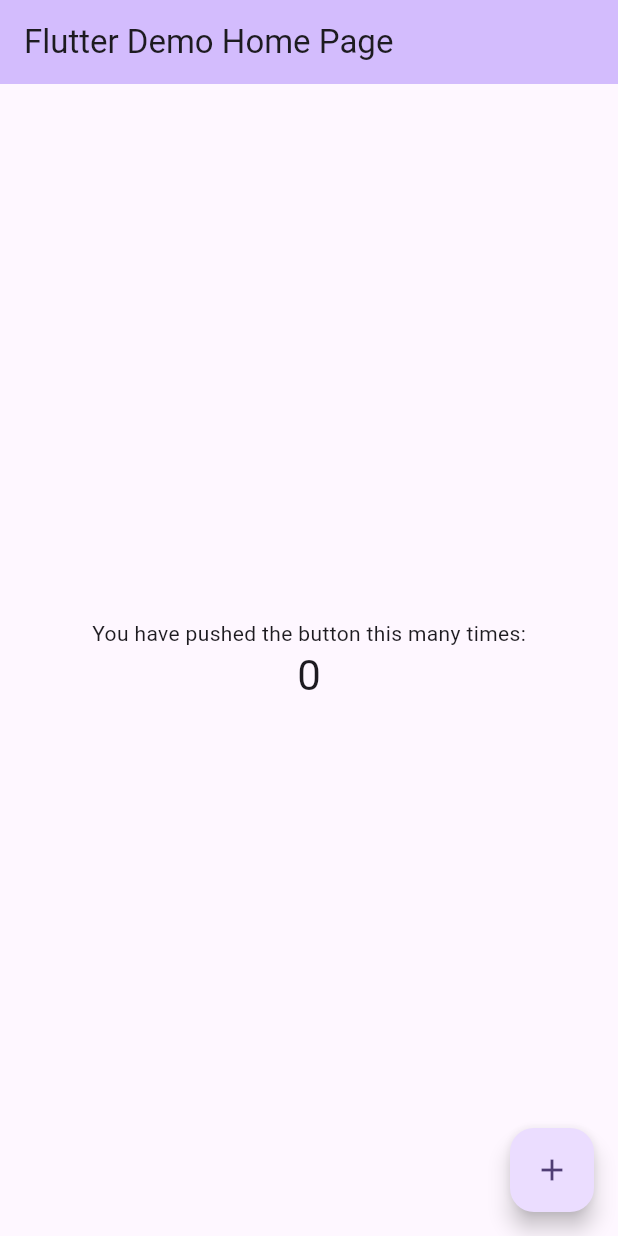
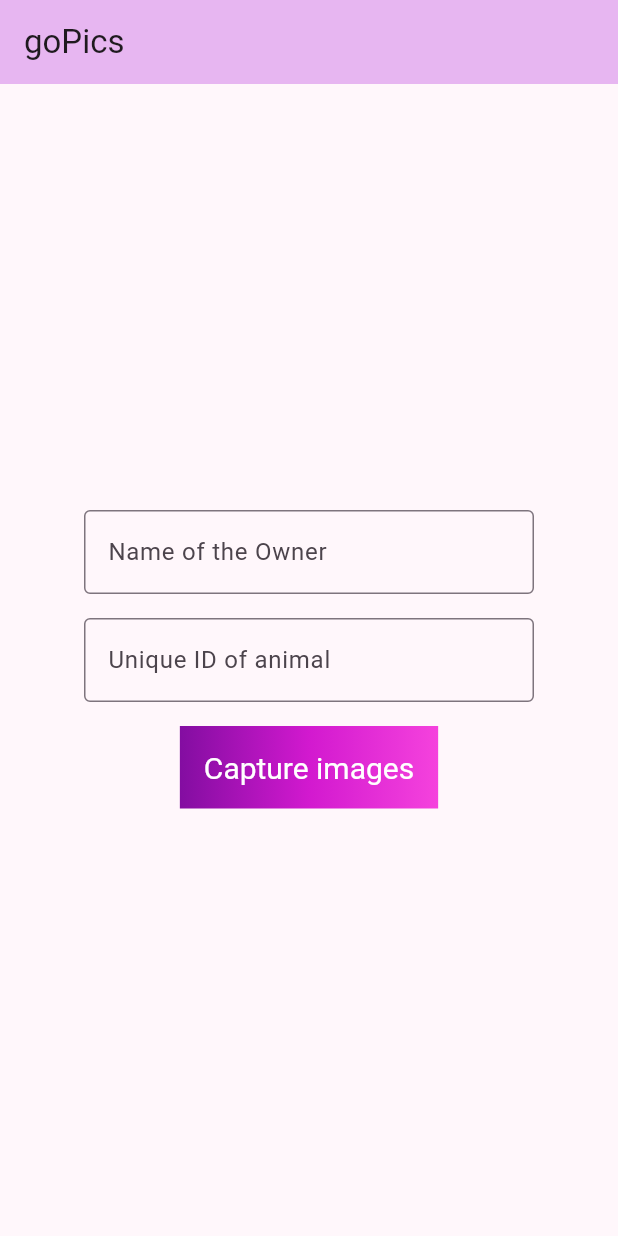
Before and after one commit to Praveen-prav/goPics, a Flutter app: the screen it shows after launch, on a phone screen of 412 x 824 dp. Run offline on Flutter 3.47's test engine with Material 2 defaults, Android fonts, the phone set to English and light mode, and no system bars; our stand-ins replace camera.

Commit message:
Added Text filed and Camera Screen

```diff
--- a/go_app/lib/main.dart
+++ b/go_app/lib/main.dart
@@ -1,7 +1,63 @@
+import 'dart:core';
 import 'package:flutter/material.dart';
+import "package:camera/camera.dart";
 
-void main() {
+Future<void> main() async {
   runApp(const MyApp());
+}
+
+class CamScreen extends StatefulWidget {
+  const CamScreen({
+    super.key,
+    required this.camera,
+  });
+
+  final CameraDescription camera;
+
+  @override
+  State<CamScreen> createState() => _CamScreenState();
+}
+
+class _CamScreenState extends State<CamScreen> {
+  late CameraController controller;
+  late Future<void> initconFut;
+  @override
+  void initState() {
+    super.initState();
+    controller = CameraController(
+      widget.camera,
+      ResolutionPreset.medium,
+    );
+
+    initconFut = controller.initialize();
+  }
+
+  @override
+  void dispose() {
+    controller.dispose();
+    super.dispose();
+  }
+
+  @override
+  Widget build(BuildContext context) {
+    return Scaffold(
+      appBar: AppBar(
+        title: const Text("Take Picture"),
+      ),
+      body: FutureBuilder<void>(
+        future: initconFut,
+        builder: (context, snapshot) {
+          if (snapshot.connectionState == ConnectionState.done) {
+            // If the Future is complete, display the preview.
+            return CameraPreview(controller);
+          } else {
+            // Otherwise, display a loading indicator.
+            return const Center(child: CircularProgressIndicator());
+          }
+        },
+      ),
+    );
+  }
 }
 
 class MyApp extends StatelessWidget {
@@ -11,24 +67,11 @@ class MyApp extends StatelessWidget {
   @override
   Widget build(BuildContext context) {
     return MaterialApp(
+      debugShowCheckedModeBanner: false,
       title: 'Flutter Demo',
       theme: ThemeData(
-        // This is the theme of your application.
-        //
-        // TRY THIS: Try running your application with "flutter run". You'll see
-        // the application has a blue toolbar. Then, without quitting the app,
-        // try changing the seedColor in the colorScheme below to Colors.green
-        // and then invoke "hot reload" (save your changes or press the "hot
-        // reload" button in a Flutter-supported IDE, or press "r" if you used
-        // the command line to start the app).
-        //
-        // Notice that the counter didn't reset back to zero; the application
-        // state is not lost during the reload. To reset the state, use hot
-        // restart instead.
-        //
-        // This works for code too, not just values: Most code changes can be
-        // tested with just a hot reload.
-        colorScheme: ColorScheme.fromSeed(seedColor: Colors.deepPurple),
+        colorScheme: ColorScheme.fromSeed(
+            seedColor: const Color.fromARGB(255, 152, 58, 183)),
         useMaterial3: true,
       ),
       home: const MyHomePage(title: 'Flutter Demo Home Page'),
@@ -38,88 +81,90 @@ class MyApp extends StatelessWidget {
 
 class MyHomePage extends StatefulWidget {
   const MyHomePage({super.key, required this.title});
-
-  // This widget is the home page of your application. It is stateful, meaning
-  // that it has a State object (defined below) that contains fields that affect
-  // how it looks.
-
-  // This class is the configuration for the state. It holds the values (in this
-  // case the title) provided by the parent (in this case the App widget) and
-  // used by the build method of the State. Fields in a Widget subclass are
-  // always marked "final".
-
   final String title;
-
   @override
   State<MyHomePage> createState() => _MyHomePageState();
 }
 
 class _MyHomePageState extends State<MyHomePage> {
-  int _counter = 0;
+  late String nameOwner, iD;
+  final myController = TextEditingController();
 
-  void _incrementCounter() {
-    setState(() {
-      // This call to setState tells the Flutter framework that something has
-      // changed in this State, which causes it to rerun the build method below
-      // so that the display can reflect the updated values. If we changed
-      // _counter without calling setState(), then the build method would not be
-      // called again, and so nothing would appear to happen.
-      _counter++;
-    });
+  @override
+  void dispose() {
+    myController.dispose();
+    super.dispose();
   }
 
   @override
   Widget build(BuildContext context) {
-    // This method is rerun every time setState is called, for instance as done
-    // by the _incrementCounter method above.
-    //
-    // The Flutter framework has been optimized to make rerunning build methods
-    // fast, so that you can just rebuild anything that needs updating rather
-    // than having to individually change instances of widgets.
     return Scaffold(
         appBar: AppBar(
-        // TRY THIS: Try changing the color here to a specific color (to
-        // Colors.amber, perhaps?) and trigger a hot reload to see the AppBar
-        // change color while the other colors stay the same.
           backgroundColor: Theme.of(context).colorScheme.inversePrimary,
-        // Here we take the value from the MyHomePage object that was created by
-        // the App.build method, and use it to set our appbar title.
-        title: Text(widget.title),
+          title: const Text("goPics"),
         ),
         body: Center(
-        // Center is a layout widget. It takes a single child and positions it
-        // in the middle of the parent.
+            child: SizedBox(
+                height: 200,
+                width: 300,
                 child: Column(
-          // Column is also a layout widget. It takes a list of children and
-          // arranges them vertically. By default, it sizes itself to fit its
-          // children horizontally, and tries to be as tall as its parent.
-          //
-          // Column has various properties to control how it sizes itself and
-          // how it positions its children. Here we use mainAxisAlignment to
-          // center the children vertically; the main axis here is the vertical
-          // axis because Columns are vertical (the cross axis would be
-          // horizontal).
-          //
-          // TRY THIS: Invoke "debug painting" (choose the "Toggle Debug Paint"
-          // action in the IDE, or press "p" in the console), to see the
-          // wireframe for each widget.
-          mainAxisAlignment: MainAxisAlignment.center,
-          children: <Widget>[
-            const Text(
-              'You have pushed the button this many times:',
+                  children: [
+                    TextField(
+                      decoration: const InputDecoration(
+                          border: OutlineInputBorder(),
+                          labelText: "Name of the Owner"),
+                      onSubmitted: (name) {
+                        nameOwner = name;
+                        print(nameOwner);
+                      },
                     ),
-            Text(
-              '$_counter',
-              style: Theme.of(context).textTheme.headlineMedium,
+                    const SizedBox(height: 16),
+                    TextField(
+                      controller: myController,
+                      decoration: const InputDecoration(
+                          border: OutlineInputBorder(),
+                          labelText: "Unique ID of animal"),
+                      onSubmitted: (text) {
+                        iD = text;
+                        print(iD);
+                      },
+                    ),
+                    const SizedBox(height: 16),
+                    Container(
+                      decoration: const BoxDecoration(
+                          gradient: LinearGradient(
+                        colors: <Color>[
+                          Color.fromARGB(255, 131, 13, 161),
+                          Color.fromARGB(255, 210, 25, 207),
+                          Color.fromARGB(255, 245, 66, 221),
+                        ]
+                        ,
+                      )),
+                      child: TextButton(
+                          style: TextButton.styleFrom(
+                            foregroundColor: Colors.white,
+                            padding: const EdgeInsets.all(16.0),
+                            textStyle: const TextStyle(fontSize: 20),
+                          ),
+                          onPressed: () async {
+                            await navigate(context);
+                          },
+                          child: const Text("Capture images")),
                     ),
                   ],
-        ),
-      ),
-      floatingActionButton: FloatingActionButton(
-        onPressed: _incrementCounter,
-        tooltip: 'Increment',
-        child: const Icon(Icons.add),
-      ), // This trailing comma makes auto-formatting nicer for build methods.
+                ))));
+  }
+
+  Future<void> navigate(BuildContext context) async {
+    WidgetsFlutterBinding.ensureInitialized();
+    final cameras = await availableCameras();
+    final firstCam = cameras.first;
+    Navigator.push(
+      context,
+      MaterialPageRoute(
+          builder: (context) => CamScreen(
+                camera: firstCam,
+              )),
     );
   }
 }
--- a/go_app/pubspec.yaml
+++ b/go_app/pubspec.yaml
@@ -35,6 +35,9 @@ dependencies:
   # The following adds the Cupertino Icons font to your application.
   # Use with the CupertinoIcons class for iOS style icons.
   cupertino_icons: ^1.0.2
+  camera: ^0.10.5+4
+  path: ^1.8.3
+  path_provider: ^2.1.1
 
 dev_dependencies:
   flutter_test:
```
Also changed, not shown: go_app/pubspec.lock, 1 other file. Lines whose indentation alone changed are shown as unchanged.
